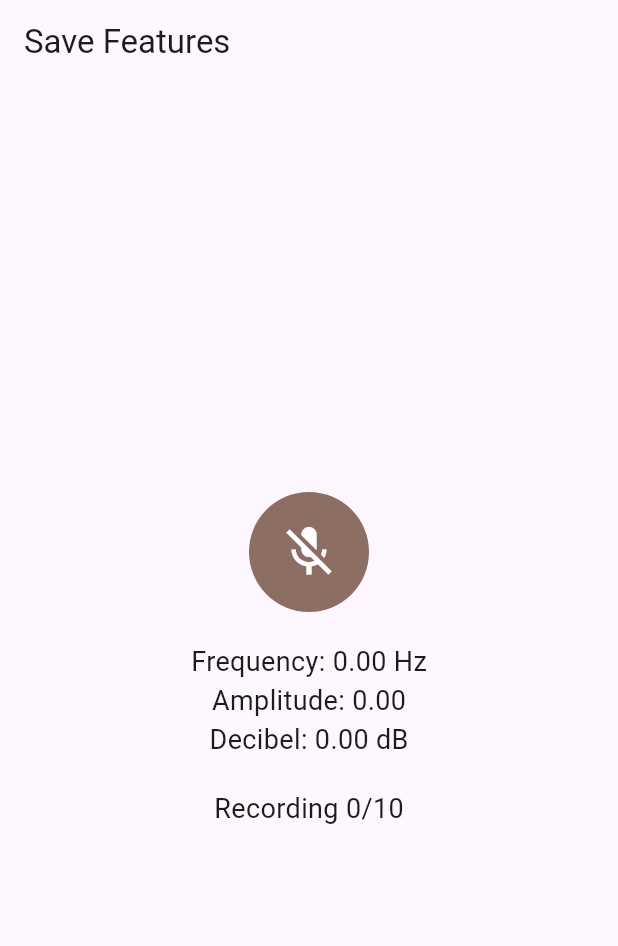
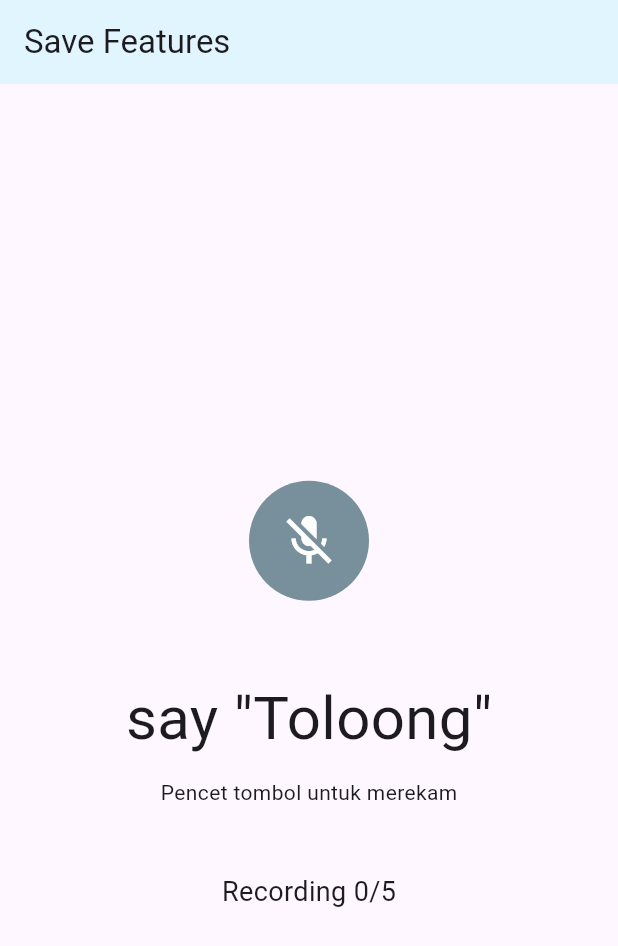
Before and after one commit to mooload/record_audio, a Flutter app: the SoundRecorder screen opened directly, on a phone screen of 412 x 824 dp. Shown: the top 946 px of the screen. Run offline on Flutter 3.47's test engine with Material 3 defaults, Android fonts, the phone set to English and light mode, and no system bars; our stand-ins replace permission_handler; missing offline and left inert: dart:ffi, excel, ffmpeg_kit_flutter, fftea, flutter_sound, scidart.

Commit message:
Update UI Record

```diff
--- a/lib/save_feature.dart
+++ b/lib/save_feature.dart
@@ -11,6 +11,7 @@ import 'package:permission_handler/permission_handler.dart';
 import 'package:ffmpeg_kit_flutter/ffmpeg_kit.dart';
 import 'package:fftea/fftea.dart';
 import 'package:xml/xml.dart' as xml;
+import 'svcNoFreq.dart';
 
 void main() {
   runApp(MyApp());
@@ -354,8 +355,8 @@ class _SoundRecorderState extends State<SoundRecorder> {
       audioElement.children.add(xml.XmlElement(xml.XmlName('Frequency'), [], [xml.XmlText(audioData['features']['frequency'].toString())]));
       audioElement.children.add(xml.XmlElement(xml.XmlName('Amplitude'), [], [xml.XmlText(audioData['features']['amplitude'].toString())]));
       audioElement.children.add(xml.XmlElement(xml.XmlName('Decibel'), [], [xml.XmlText(audioData['features']['decibel'].toString())]));
-      List mfccValues = audioData['features']['mfcc'].take(13).toList();
-      for (var mfcc in mfccValues) {
+      // List mfccValues = audioData['features']['mfcc'].take(13).toList();
+      for (var mfcc in audioData['features']['mfcc']) {
         audioElement.children.add(xml.XmlElement(xml.XmlName('MFCC'), [], [xml.XmlText(mfcc.toString())]));
       }
 
@@ -454,24 +455,36 @@ class _SoundRecorderState extends State<SoundRecorder> {
   // ================================================
   // >>>>>>>>>>>>>>>>>>>>>>>>>>>>>>>>>>>>>>>>>>>>>>>>
 
+  // List to say
+  final List<String> phrases = [
+    'say "Toloong"',
+    'say "Rumah Saya Kosong"',
+    'say "Help!"',
+    'say "Polisi Tolong Saya"',
+    'say "Bantu saya"'
+  ];
 
   @override
   Widget build(BuildContext context) {
     return Scaffold(
       appBar: AppBar(
         title: Text('Save Features'),
+        backgroundColor: Colors.lightBlue[50],
       ),
+      backgroundColor: Colors.lightBlueAccent[50],
       body: Center(
         child: Column(
           mainAxisAlignment: MainAxisAlignment.center,
           children: <Widget>[
+
+            SizedBox(height: 200,),
             GestureDetector(
               onTap: _isRecording || recordingCount >= 5 ? null : _startRecording,
               child: Container(
                 width: 80,
                 height: 80,
                 decoration: BoxDecoration(
-                  color: _isRecording ? Colors.red : Colors.brown[400],
+                  color: _isRecording ? Colors.red : Colors.blueGrey[400],
                   shape: BoxShape.circle,
                 ),
                 child: Icon(
@@ -481,24 +494,27 @@ class _SoundRecorderState extends State<SoundRecorder> {
                 ),
               ),
             ),
-            SizedBox(height: 20),
+            SizedBox(height: 50,),
             Text(
-              'Frequency: ${_frequency.toStringAsFixed(2)} Hz',
-              style: TextStyle(fontSize: 18),
+              phrases[recordingCount],
+              style: TextStyle(fontSize: 40),),
+
+            // ElevatedButton(
+            //     onPressed: () {
+            //       Navigator.push(context, MaterialPageRoute(builder: (context) => AudioAnalysisHome()),
+            //       );
+            //     },
+            //     child: Text('Go to Page SVC no Freq')
+            // ),
+            Text(
+                'Pencet tombol untuk merekam',
+              style: TextStyle(height: 3),
             ),
             Text(
-              'Amplitude: ${_amplitude.toStringAsFixed(2)}',
-              style: TextStyle(fontSize: 18),
+              'Recording ${recordingCount}/5',
+              style: TextStyle(fontSize: 18,height: 5),
             ),
-            Text(
-              'Decibel: ${_decibel.toStringAsFixed(2)} dB',
-              style: TextStyle(fontSize: 18),
-            ),
-            SizedBox(height: 20),
-            Text(
-              'Recording ${recordingCount}/10',
-              style: TextStyle(fontSize: 18),
-            ),
+            SizedBox(height: 120,)
           ],
         ),
       ),
--- a/pubspec.yaml
+++ b/pubspec.yaml
@@ -73,6 +73,7 @@ flutter:
     - assets/audio/andi/
     - assets/audio/apip/
     - assets/
+    - assets/images/
   #   - images/a_dot_burr.jpeg
   #   - images/a_dot_ham.jpeg
 
```
